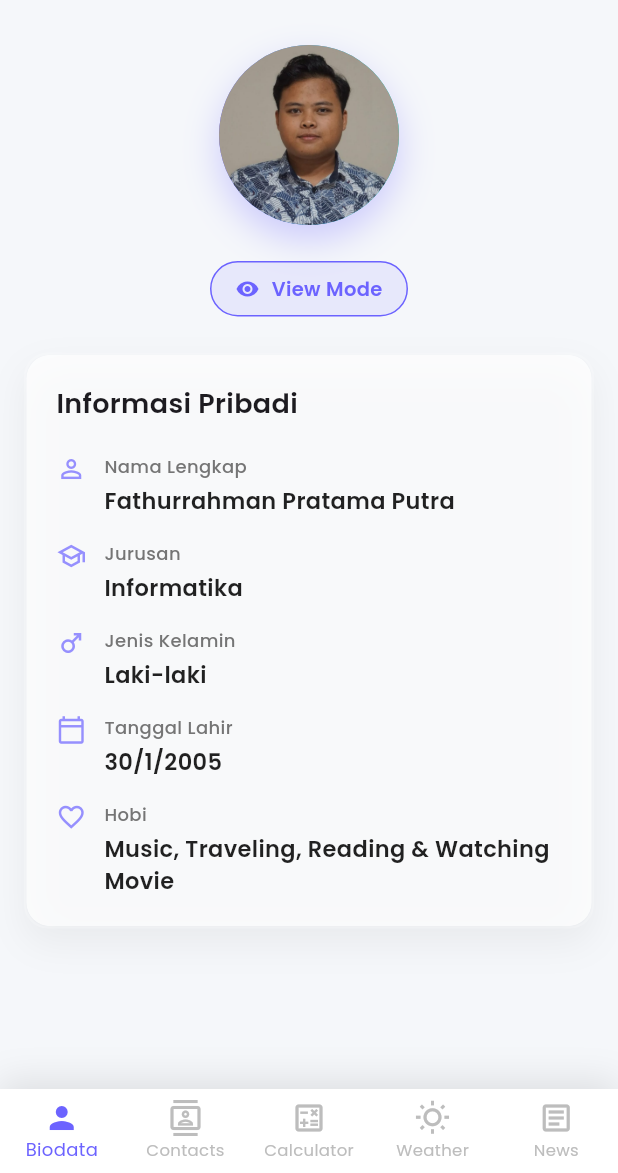
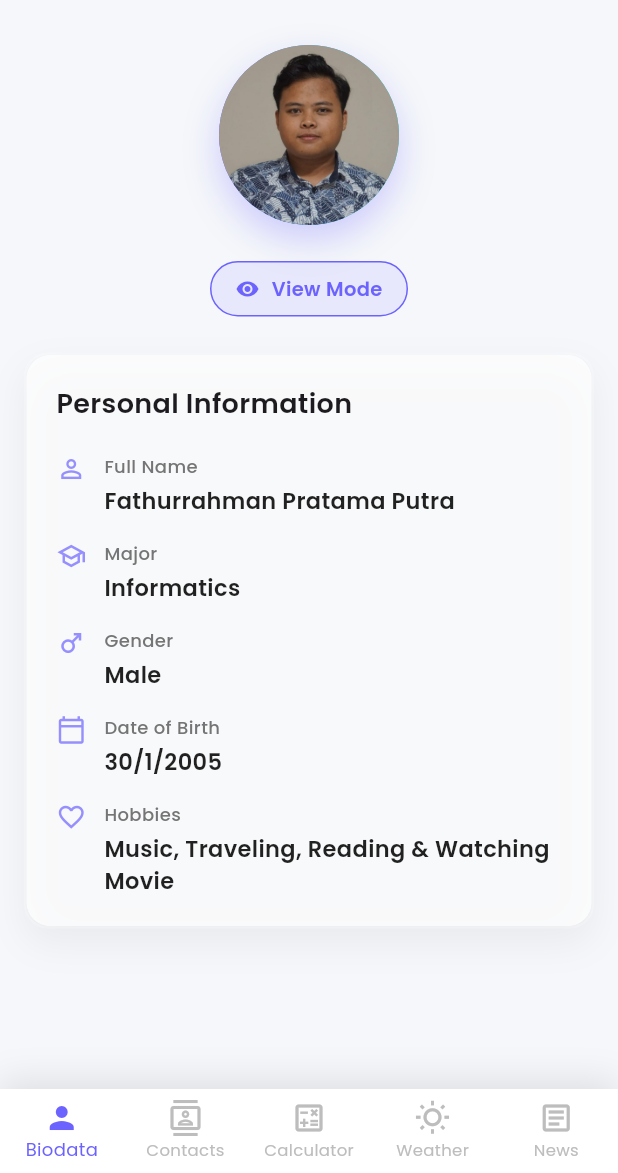
Before and after one commit to fathurp01/SynergyApp, a Flutter app: the screen it shows after launch, on a phone screen of 412 x 824 dp, the part 63-1236 px from its top. Run offline on Flutter 3.47's test engine with Material 3 defaults, Android fonts, the light colour scheme and no system bars; our stand-ins replace google_fonts.

Commit message:
contact page update

```diff
--- a/lib/screens/biodata_page.dart
+++ b/lib/screens/biodata_page.dart
@@ -18,25 +18,25 @@ class _BiodataPageState extends State<BiodataPage> {
   final _nameController = TextEditingController(
     text: 'Fathurrahman Pratama Putra',
   );
-  final _hobiController = TextEditingController(
+  final _hobbyController = TextEditingController(
     text: 'Music, Traveling, Reading & Watching Movie',
   );
 
-  String _selectedJurusan = 'Informatika';
-  String _selectedGender = 'Laki-laki';
+  String _selectedMajor = 'Informatics';
+  String _selectedGender = 'Male';
   DateTime _selectedDate = DateTime(2005, 1, 30);
 
-  final List<String> _jurusanList = [
-    'Informatika',
-    'Sistem Informasi',
-    'Teknik Elektro',
-    'Teknik Sipil',
+  final List<String> _majorList = [
+    'Informatics',
+    'Information System',
+    'Electrical Engineering',
+    'Civil Engineering',
   ];
 
   @override
   void dispose() {
     _nameController.dispose();
-    _hobiController.dispose();
+    _hobbyController.dispose();
     super.dispose();
   }
 
@@ -198,7 +198,7 @@ class _BiodataPageState extends State<BiodataPage> {
                 crossAxisAlignment: CrossAxisAlignment.start,
                 children: [
                   Text(
-                    'Informasi Pribadi',
+                    'Personal Information',
                     style: GoogleFonts.poppins(
                       fontSize: 18,
                       fontWeight: FontWeight.w600,
@@ -211,26 +211,26 @@ class _BiodataPageState extends State<BiodataPage> {
                       ? TextField(
                           controller: _nameController,
                           decoration: const InputDecoration(
-                            labelText: 'Nama Lengkap',
+                            labelText: 'Full Name',
                             prefixIcon: Icon(Icons.person_outline),
                           ),
                         )
                       : _buildInfoRow(
                           icon: Icons.person_outline,
-                          label: 'Nama Lengkap',
+                          label: 'Full Name',
                           value: _nameController.text,
                         ),
                   const SizedBox(height: 16),
 
-                  // Jurusan Field
+                  // Major Field
                   _isEditMode
                       ? DropdownButtonFormField<String>(
-                          value: _selectedJurusan,
+                          value: _selectedMajor,
                           decoration: const InputDecoration(
-                            labelText: 'Jurusan',
+                            labelText: 'Major',
                             prefixIcon: Icon(Icons.school_outlined),
                           ),
-                          items: _jurusanList.map((String value) {
+                          items: _majorList.map((String value) {
                             return DropdownMenuItem<String>(
                               value: value,
                               child: Text(value),
@@ -238,21 +238,21 @@ class _BiodataPageState extends State<BiodataPage> {
                           }).toList(),
                           onChanged: (String? newValue) {
                             setState(() {
-                              _selectedJurusan = newValue!;
+                              _selectedMajor = newValue!;
                             });
                           },
                         )
                       : _buildInfoRow(
                           icon: Icons.school_outlined,
-                          label: 'Jurusan',
-                          value: _selectedJurusan,
+                          label: 'Major',
+                          value: _selectedMajor,
                         ),
                   const SizedBox(height: 16),
 
                   // Gender Field
                   if (_isEditMode) ...[
                     Text(
-                      'Jenis Kelamin',
+                      'Gender',
                       style: GoogleFonts.poppins(
                         fontSize: 14,
                         fontWeight: FontWeight.w500,
@@ -263,8 +263,8 @@ class _BiodataPageState extends State<BiodataPage> {
                       children: [
                         Expanded(
                           child: RadioListTile<String>(
-                            title: const Text('Laki-laki'),
-                            value: 'Laki-laki',
+                            title: const Text('Male'),
+                            value: 'Male',
                             groupValue: _selectedGender,
                             onChanged: (String? value) {
                               setState(() {
@@ -276,8 +276,8 @@ class _BiodataPageState extends State<BiodataPage> {
                         ),
                         Expanded(
                           child: RadioListTile<String>(
-                            title: const Text('Perempuan'),
-                            value: 'Perempuan',
+                            title: const Text('Female'),
+                            value: 'Female',
                             groupValue: _selectedGender,
                             onChanged: (String? value) {
                               setState(() {
@@ -291,10 +291,10 @@ class _BiodataPageState extends State<BiodataPage> {
                     ),
                   ] else
                     _buildInfoRow(
-                      icon: _selectedGender == 'Laki-laki'
+                      icon: _selectedGender == 'Male'
                           ? Icons.male
                           : Icons.female,
-                      label: 'Jenis Kelamin',
+                      label: 'Gender',
                       value: _selectedGender,
                     ),
                   const SizedBox(height: 16),
@@ -305,7 +305,7 @@ class _BiodataPageState extends State<BiodataPage> {
                           onTap: () => _selectDate(context),
                           child: InputDecorator(
                             decoration: const InputDecoration(
-                              labelText: 'Tanggal Lahir',
+                              labelText: 'Date of Birth',
                               prefixIcon: Icon(Icons.calendar_today_outlined),
                             ),
                             child: Text(
@@ -316,26 +316,26 @@ class _BiodataPageState extends State<BiodataPage> {
                         )
                       : _buildInfoRow(
                           icon: Icons.calendar_today_outlined,
-                          label: 'Tanggal Lahir',
+                          label: 'Date of Birth',
                           value:
                               '${_selectedDate.day}/${_selectedDate.month}/${_selectedDate.year}',
                         ),
                   const SizedBox(height: 16),
 
-                  // Hobi Field
+                  // Hobby Field
                   _isEditMode
                       ? TextField(
-                          controller: _hobiController,
+                          controller: _hobbyController,
                           decoration: const InputDecoration(
-                            labelText: 'Hobi',
+                            labelText: 'Hobbies',
                             prefixIcon: Icon(Icons.favorite_outline),
                           ),
                           maxLines: 2,
                         )
                       : _buildInfoRow(
                           icon: Icons.favorite_outline,
-                          label: 'Hobi',
-                          value: _hobiController.text,
+                          label: 'Hobbies',
+                          value: _hobbyController.text,
                           isLast: true,
                         ),
                 ],
@@ -350,14 +350,14 @@ class _BiodataPageState extends State<BiodataPage> {
                   _toggleEditMode();
                   ScaffoldMessenger.of(context).showSnackBar(
                     SnackBar(
-                      content: const Text('Perubahan disimpan!'),
+                      content: const Text('Changes saved!'),
                       backgroundColor: Theme.of(context).colorScheme.primary,
                       behavior: SnackBarBehavior.floating,
                     ),
                   );
                 },
                 icon: const Icon(Icons.check),
-                label: const Text('Simpan Perubahan'),
+                label: const Text('Save Changes'),
                 style: ElevatedButton.styleFrom(
                   backgroundColor: Theme.of(context).colorScheme.primary,
                   foregroundColor: Colors.white,
--- a/lib/screens/contacts_page.dart
+++ b/lib/screens/contacts_page.dart
@@ -8,23 +8,23 @@ class ContactsPage extends StatelessWidget {
 
   // Static contact data (at least 15 entries)
   static const List<Map<String, String>> _contacts = [
-    {'name': 'Alice Johnson', 'phone': '+62 812-3456-7890'},
-    {'name': 'Bob Williams', 'phone': '+62 813-9876-5432'},
-    {'name': 'Charlie Brown', 'phone': '+62 821-1111-2222'},
-    {'name': 'Diana Prince', 'phone': '+62 822-3333-4444'},
-    {'name': 'Edward Norton', 'phone': '+62 823-5555-6666'},
-    {'name': 'Fiona Apple', 'phone': '+62 831-7777-8888'},
-    {'name': 'George Martin', 'phone': '+62 832-9999-0000'},
-    {'name': 'Hannah Montana', 'phone': '+62 833-1234-5678'},
-    {'name': 'Isaac Newton', 'phone': '+62 851-8765-4321'},
-    {'name': 'Jessica Jones', 'phone': '+62 852-2468-1357'},
-    {'name': 'Kevin Hart', 'phone': '+62 853-1357-2468'},
-    {'name': 'Laura Palmer', 'phone': '+62 855-9753-8642'},
-    {'name': 'Michael Scott', 'phone': '+62 856-3692-1470'},
-    {'name': 'Nina Simone', 'phone': '+62 857-7410-2589'},
-    {'name': 'Oscar Wilde', 'phone': '+62 858-9517-5382'},
-    {'name': 'Patricia Smith', 'phone': '+62 859-7531-9514'},
-    {'name': 'Quincy Jones', 'phone': '+62 877-1593-5748'},
+    {'name': 'Budi Bin Belut', 'phone': '0812-3456-7101'},
+    {'name': 'Tina Tertawa', 'phone': '0813-7788-2202'},
+    {'name': 'Siti Suka Soto', 'phone': '0821-9090-3303'},
+    {'name': 'Roni Rambutan', 'phone': '0822-3344-4404'},
+    {'name': 'Joko Jomblo', 'phone': '0812-7711-5505'},
+    {'name': 'Udin Ulala', 'phone': '0831-6622-6606'},
+    {'name': 'Ani Anti Galau', 'phone': '0838-4141-7707'},
+    {'name': 'Tono Tertib', 'phone': '0851-5223-8808'},
+    {'name': 'Dewi Durian', 'phone': '0852-6420-9909'},
+    {'name': 'Bambang Baperan', 'phone': '0819-3535-0010'},
+    {'name': 'Darto Daring', 'phone': '0877-9898-1111'},
+    {'name': 'Sari Sambal Setan', 'phone': '0881-7744-1212'},
+    {'name': 'Ratna Receh', 'phone': '0895-1122-1313'},
+    {'name': 'Bagas Bakso Beranak', 'phone': '0896-5544-1414'},
+    {'name': 'Mimin Mamam Mie', 'phone': '0897-6677-1515'},
+    {'name': 'Gilang Guling', 'phone': '0898-8800-1616'},
+    {'name': 'Caca Caper', 'phone': '0899-9922-1717'},
   ];
 
   @override
```
Also changed, not shown: 1 other file.
